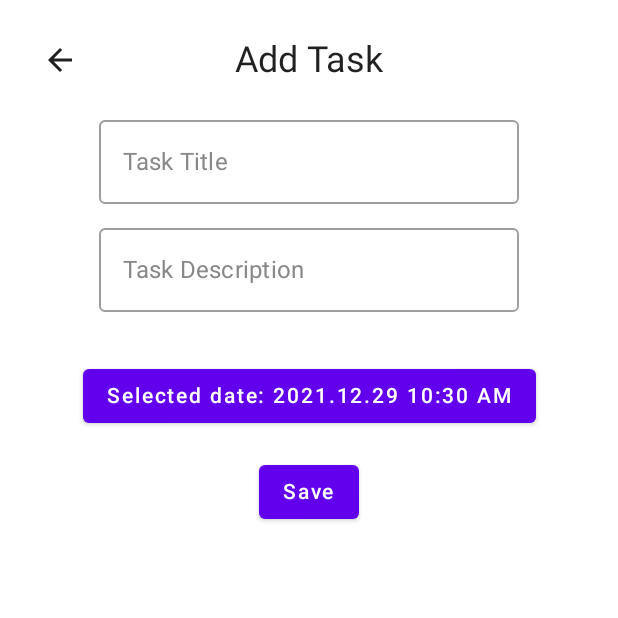
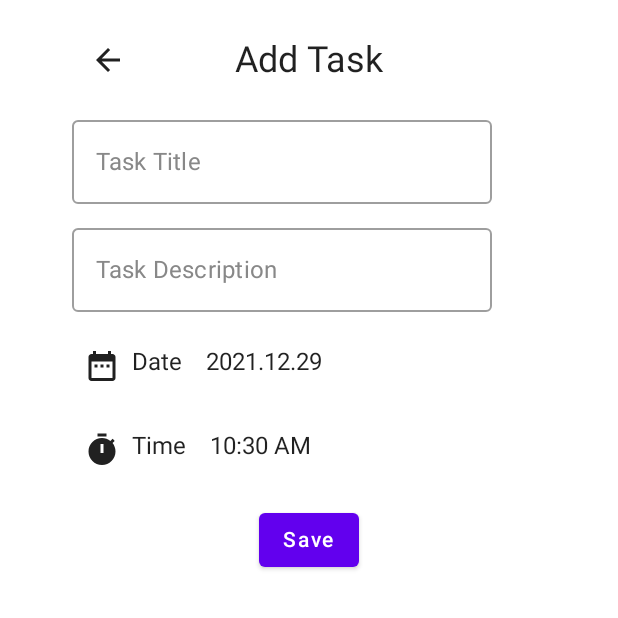
Before and after one commit to helmy2/Tasks, an Android app built with Jetpack Compose: the composable AddTaskScreen called with empty values, on a phone screen of 412 x 824 dp, the top half of it. Run offline under Robolectric (Android 15) with nearby library versions, the phone set to English and light mode, and no system bars; our stand-ins replace Dagger/Hilt's generated code.

Commit message:
change addTaskScreen

```diff
--- a/app/src/main/java/com/example/tasks/presentation/addTask/components/AddTaskField.kt
+++ b/app/src/main/java/com/example/tasks/presentation/addTask/components/AddTaskField.kt
@@ -1,14 +1,13 @@
 package com.example.tasks.presentation.addTask.components
 
+import androidx.compose.foundation.clickable
 import androidx.compose.foundation.layout.*
-import androidx.compose.foundation.lazy.LazyRow
-import androidx.compose.foundation.lazy.itemsIndexed
-import androidx.compose.foundation.shape.RoundedCornerShape
 import androidx.compose.foundation.text.KeyboardActions
 import androidx.compose.foundation.text.KeyboardOptions
 import androidx.compose.material.*
 import androidx.compose.material.icons.Icons
 import androidx.compose.material.icons.filled.ArrowBack
+import androidx.compose.material.icons.filled.List
 import androidx.compose.runtime.*
 import androidx.compose.ui.Alignment
 import androidx.compose.ui.Modifier
@@ -20,8 +19,8 @@ import androidx.compose.ui.unit.dp
 import androidx.navigation.NavHostController
 import com.example.tasks.domain.model.Task
 import com.example.tasks.domain.model.TaskList
+import com.example.tasks.domain.util.getCurrentDate
 import com.example.tasks.presentation.util.toColor
-import com.example.tasks.domain.util.getCurrentDate
 
 @Composable
 fun AddTaskField(
@@ -34,15 +33,20 @@ fun AddTaskField(
     val focusManager = LocalFocusManager.current
 
     var taskName by remember { mutableStateOf(task?.title ?: "") }
-    var taskDescription by remember { mutableStateOf(task?.description ?:"") }
+    var taskDescription by remember { mutableStateOf(task?.description ?: "") }
     var selectedIndex by remember { mutableStateOf(0) }
     var date by remember { mutableStateOf(task?.date ?: getCurrentDate()) }
+
+    LaunchedEffect(key1 = true) {
+        if (list.isNotEmpty() && task != null)
+            selectedIndex = list.indexOfFirst { it.id == task.listId }
+    }
 
     Column(
         Modifier
             .padding(16.dp)
+            .padding(horizontal = 32.dp)
             .fillMaxSize(),
-        horizontalAlignment = Alignment.CenterHorizontally,
         verticalArrangement = Arrangement.spacedBy(16.dp)
     ) {
 
@@ -62,6 +66,13 @@ fun AddTaskField(
                 modifier = Modifier.align(Alignment.Center),
             )
         }
+
+        DropdownField(
+            list,
+            selectedIndex,
+            onItemClick = { selectedIndex = it },
+            modifier = Modifier.padding(top = 8.dp)
+        )
 
         OutlinedTextField(
             value = taskName,
@@ -83,28 +94,57 @@ fun AddTaskField(
             keyboardOptions = KeyboardOptions(keyboardType = KeyboardType.Text),
         )
 
-        LazyRow {
-            itemsIndexed(list) { index, task ->
-                TextButton(
-                    shape = RoundedCornerShape(16.dp),
-                    colors = ButtonDefaults.buttonColors(
-                        backgroundColor = if (index == selectedIndex) task.color.toColor() else task.color.toColor()
-                            .copy(alpha = .3f)
-                    ),
-                    onClick = {
-                        selectedIndex = index
-                    },
-                    modifier = Modifier.padding(horizontal = 8.dp)
-                ) {
-                    Text(text = task.title)
-                }
-            }
-        }
-        DateField(context, onDateChange = { date = it },currantDate = date)
+        DateField(context, onDateChange = { date = it }, currantDate = date)
         Button(onClick = {
             onItemClick(taskName, taskDescription, list[selectedIndex].id!!, date)
-        }) {
+        }, modifier = Modifier.align(Alignment.CenterHorizontally)) {
             Text(text = "Save")
         }
     }
 }
+
+@Composable
+private fun DropdownField(
+    list: List<TaskList>,
+    selectedIndex: Int,
+    onItemClick: (index: Int) -> Unit,
+    modifier: Modifier = Modifier
+) {
+    var expanded by remember { mutableStateOf(false) }
+    if (list.isNotEmpty())
+        Box(modifier) {
+
+            Row(modifier = Modifier
+                .padding(8.dp)
+                .clickable(onClick = { expanded = true })
+            ) {
+                Icon(
+                    imageVector = Icons.Default.List,
+                    contentDescription = "",
+                    tint = list[selectedIndex].color.toColor().copy(alpha = .9f)
+                )
+                Spacer(modifier = Modifier.width(8.dp))
+                Text(list[selectedIndex].title)
+            }
+
+
+            DropdownMenu(expanded = expanded, onDismissRequest = { expanded = false }) {
+                list.forEachIndexed { index, taskList ->
+                    DropdownMenuItem(onClick = {
+                        onItemClick(index)
+                        expanded = false
+                    }) {
+                        Row(modifier = Modifier.padding(8.dp)) {
+                            Icon(
+                                imageVector = Icons.Default.List,
+                                contentDescription = "",
+                                tint = taskList.color.toColor().copy(alpha = .9f)
+                            )
+                            Spacer(modifier = Modifier.width(8.dp))
+                            Text(taskList.title)
+                        }
+                    }
+                }
+            }
+        }
+}
--- a/app/src/main/java/com/example/tasks/presentation/addTask/components/DateField.kt
+++ b/app/src/main/java/com/example/tasks/presentation/addTask/components/DateField.kt
@@ -4,50 +4,85 @@ import android.app.DatePickerDialog
 import android.app.TimePickerDialog
 import android.content.Context
 import android.widget.DatePicker
+import androidx.compose.foundation.clickable
+import androidx.compose.foundation.layout.*
 import androidx.compose.material.Button
+import androidx.compose.material.Card
+import androidx.compose.material.Icon
 import androidx.compose.material.Text
+import androidx.compose.material.icons.Icons
+import androidx.compose.material.icons.filled.DateRange
+import androidx.compose.material.icons.filled.Timer
 import androidx.compose.runtime.Composable
 import androidx.compose.runtime.mutableStateOf
 import androidx.compose.runtime.remember
+import androidx.compose.ui.Modifier
+import androidx.compose.ui.unit.dp
 import com.example.tasks.domain.util.convertLongToTime
+import java.text.SimpleDateFormat
 import java.util.*
 
 @Composable
 fun DateField(context: Context, onDateChange: (date: Long) -> Unit, currantDate: Long) {
-    val now = Calendar.getInstance()
-    now.timeInMillis = currantDate
+    val calendar = Calendar.getInstance()
+    calendar.timeInMillis = currantDate
 
-    val date = remember { mutableStateOf(now.timeInMillis.convertLongToTime()) }
+    val locale = Locale.getDefault()
+    val dateFormatter = SimpleDateFormat("yyyy.MM.dd", locale)
+    val timeFormatter = SimpleDateFormat("h:mm a", locale)
 
     val timePickerDialog = TimePickerDialog(
         context,
         { _, hour, minute ->
-            now[Calendar.HOUR_OF_DAY] = hour
-            now[Calendar.MINUTE] = minute
+            calendar[Calendar.HOUR_OF_DAY] = hour
+            calendar[Calendar.MINUTE] = minute
 
-            date.value = now.timeInMillis.convertLongToTime()
-        }, now[Calendar.HOUR_OF_DAY], now[Calendar.MINUTE], false
+            onDateChange(calendar.timeInMillis)
+        }, calendar[Calendar.HOUR_OF_DAY], calendar[Calendar.MINUTE], false
     )
-
 
     val datePickerDialog = DatePickerDialog(
         context, { _: DatePicker, year: Int, month: Int, day: Int ->
-            now[Calendar.YEAR] = year
-            now[Calendar.MONTH] = month
-            now[Calendar.DAY_OF_MONTH] = day
+            calendar[Calendar.YEAR] = year
+            calendar[Calendar.MONTH] = month
+            calendar[Calendar.DAY_OF_MONTH] = day
 
-            onDateChange(now.timeInMillis)
-
-            timePickerDialog.show()
-            date.value = now.timeInMillis.convertLongToTime()
-
-        }, now[Calendar.YEAR], now[Calendar.MONTH], now[Calendar.DAY_OF_MONTH]
+            onDateChange(calendar.timeInMillis)
+        }, calendar[Calendar.YEAR], calendar[Calendar.MONTH], calendar[Calendar.DAY_OF_MONTH]
     )
 
+    Column {
+        Row(modifier = Modifier
+            .fillMaxWidth()
+            .padding(8.dp)
+            .clickable {
+                datePickerDialog.show()
+            }) {
+            Icon(
+                imageVector = Icons.Default.DateRange,
+                contentDescription = "",
+            )
+            Spacer(modifier = Modifier.width(8.dp))
+            Text("Date")
+            Spacer(modifier = Modifier.width(16.dp))
+            Text(text = dateFormatter.format(calendar.timeInMillis))
+        }
 
-    Button(onClick = {
-        datePickerDialog.show()
-    }) {
-        Text(text = "Selected date: ${date.value}")
+        Spacer(modifier = Modifier.height(16.dp))
+        Row(modifier = Modifier
+            .fillMaxWidth()
+            .padding(8.dp)
+            .clickable {
+                timePickerDialog.show()
+            }) {
+            Icon(
+                imageVector = Icons.Default.Timer,
+                contentDescription = "",
+            )
+            Spacer(modifier = Modifier.width(8.dp))
+            Text("Time")
+            Spacer(modifier = Modifier.width(16.dp))
+            Text(text = timeFormatter.format(calendar.timeInMillis))
+        }
     }
 }
```
